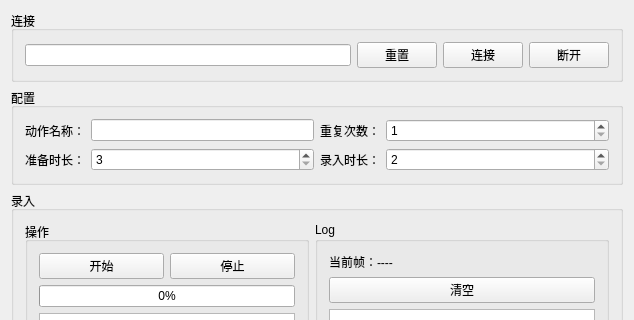
The window that MainWindow.ui (cildhdi/Lmdc) describes before a commit, drawn with Qt 5; both pictures show x 0 to 634 and y 0 to 320 of the 634 by 532 pixel window.
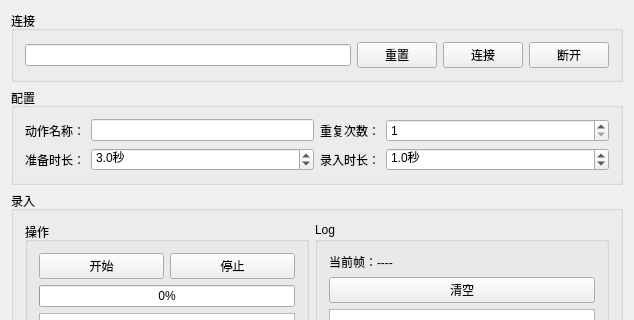
The same window after the commit.

Commit message: spin box to double spin box

The edit to the form file:
```diff
--- a/MainWindow.ui
+++ b/MainWindow.ui
@@ -144,22 +144,6 @@
          </property>
         </widget>
        </item>
-       <item row="1" column="1">
-        <widget class="QSpinBox" name="spinPrepare">
-         <property name="sizePolicy">
-          <sizepolicy hsizetype="Expanding" vsizetype="Fixed">
-           <horstretch>0</horstretch>
-           <verstretch>0</verstretch>
-          </sizepolicy>
-         </property>
-         <property name="minimum">
-          <number>3</number>
-         </property>
-         <property name="maximum">
-          <number>30</number>
-         </property>
-        </widget>
-       </item>
        <item row="1" column="2">
         <widget class="QLabel" name="label_3">
          <property name="sizePolicy">
@@ -173,25 +157,38 @@
          </property>
         </widget>
        </item>
+       <item row="1" column="1">
+        <widget class="QDoubleSpinBox" name="spinPrepare">
+         <property name="suffix">
+          <string>秒</string>
+         </property>
+         <property name="decimals">
+          <number>1</number>
+         </property>
+         <property name="minimum">
+          <double>1.000000000000000</double>
+         </property>
+         <property name="stepType">
+          <enum>QAbstractSpinBox::DefaultStepType</enum>
+         </property>
+         <property name="value">
+          <double>3.000000000000000</double>
+         </property>
+        </widget>
+       </item>
        <item row="1" column="3">
-        <widget class="QSpinBox" name="spinTime">
-         <property name="sizePolicy">
-          <sizepolicy hsizetype="Expanding" vsizetype="Fixed">
-           <horstretch>0</horstretch>
-           <verstretch>0</verstretch>
-          </sizepolicy>
+        <widget class="QDoubleSpinBox" name="spinTime">
+         <property name="suffix">
+          <string>秒</string>
          </property>
-         <property name="toolTip">
-          <string>录入时长</string>
+         <property name="decimals">
+          <number>1</number>
          </property>
          <property name="minimum">
-          <number>2</number>
-         </property>
-         <property name="maximum">
-          <number>30</number>
+          <double>0.500000000000000</double>
          </property>
          <property name="value">
-          <number>2</number>
+          <double>1.000000000000000</double>
          </property>
         </widget>
        </item>
```
The commit also changes 2 other files.
